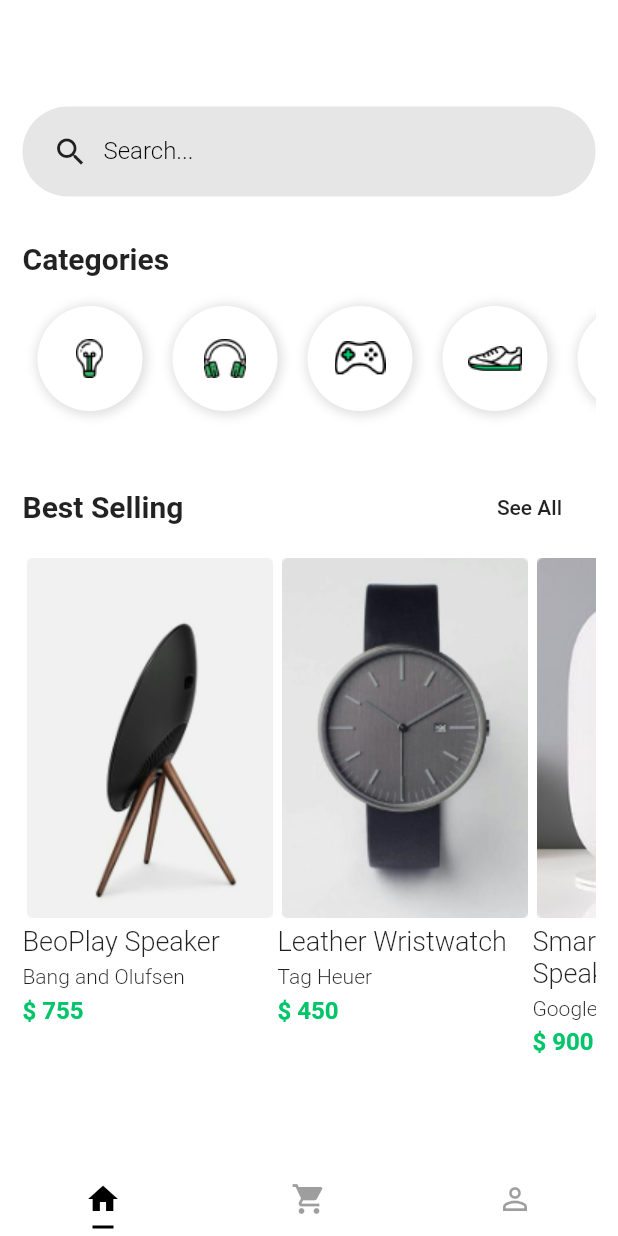
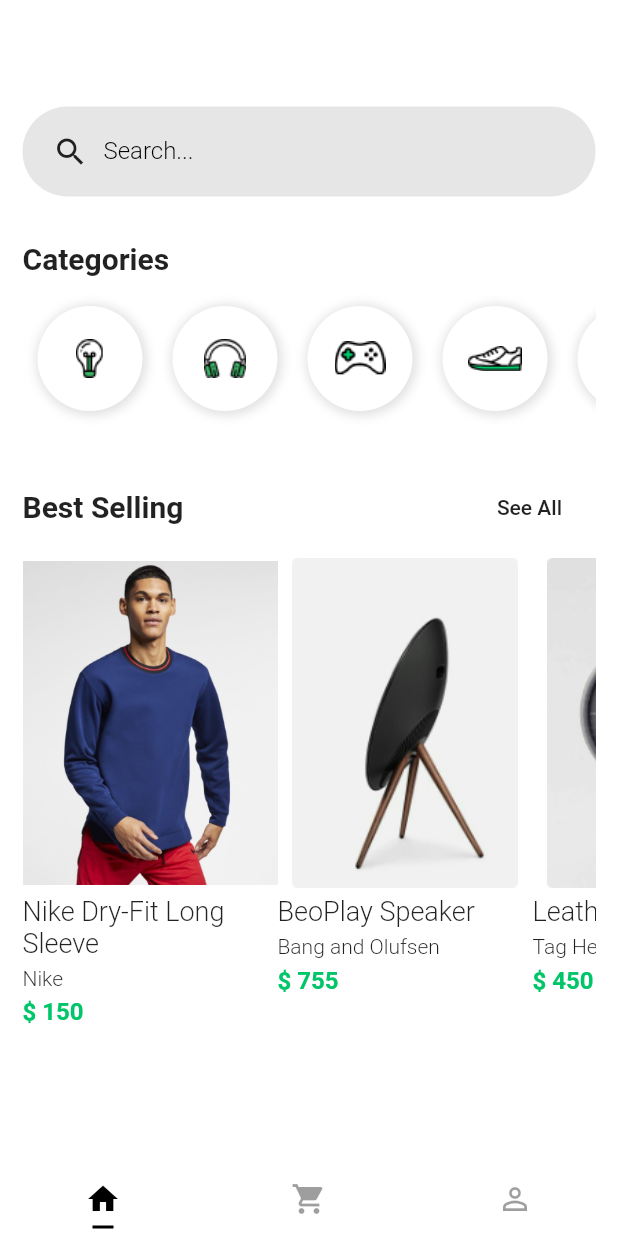
Before and after one commit to balta-io/7185, a Flutter app: the screen it shows after launch, on a phone screen of 412 x 824 dp. Run offline on Flutter 3.47's test engine with Material 2 defaults, Android fonts, the phone set to English and light mode, and no system bars; Roboto replaces fonts that are missing (Montserrat).

Commit message:
Andamento no layout

```diff
--- a/lib/pages/home.page.dart
+++ b/lib/pages/home.page.dart
@@ -1,4 +1,5 @@
 import 'package:flutter/material.dart';
+import 'package:shopping/pages/product.page.dart';
 
 class HomePage extends StatelessWidget {
   @override
@@ -57,7 +58,7 @@ class HomePage extends StatelessWidget {
             ),
             Container(
               height: 350,
-              child: productList(),
+              child: productList(context),
             ),
           ],
         ),
@@ -143,30 +144,50 @@ Widget categoryMenuItem(String image) {
   );
 }
 
-Widget productList() {
+Widget productList(context) {
   return ListView(
     scrollDirection: Axis.horizontal,
     children: <Widget>[
-      productItem(
-          "BeoPlay Speaker", "Bang and Olufsen", "assets/product-1.png", "755"),
-      productItem(
-          "Leather Wristwatch", "Tag Heuer", "assets/product-2.png", "450"),
-      productItem("Smart Bluetooth Speaker", "Google Inc.",
+      productItem(context, "Nike Dry-Fit Long Sleeve", "Nike",
+          "assets/product-10.png", "150"),
+      productItem(context, "BeoPlay Speaker", "Bang and Olufsen",
+          "assets/product-1.png", "755"),
+      productItem(context, "Leather Wristwatch", "Tag Heuer",
+          "assets/product-2.png", "450"),
+      productItem(context, "Smart Bluetooth Speaker", "Google Inc.",
           "assets/product-3.png", "900"),
-      productItem(
-          "Smart Luggage", "Smart Inc.", "assets/product-4.png", "1000"),
+      productItem(context, "Smart Luggage", "Smart Inc.",
+          "assets/product-4.png", "1000"),
     ],
   );
 }
 
-Widget productItem(String title, String desc, String image, String price) {
+Widget productItem(
+    context, String title, String desc, String image, String price) {
   return Container(
     width: 170,
     child: Column(
       crossAxisAlignment: CrossAxisAlignment.start,
       children: <Widget>[
-        Center(
-          child: Image.asset(image),
+        GestureDetector(
+          onTap: () => {
+                Navigator.push(
+                  context,
+                  MaterialPageRoute(
+                    builder: (context) => ProductPage(),
+                  ),
+                ),
+              },
+          child: Center(
+            child: Hero(
+              child: Image.asset(
+                image,
+                width: 170,
+                height: 220,
+              ),
+              tag: image,
+            ),
+          ),
         ),
         SizedBox(
           height: 5,
--- a/pubspec.yaml
+++ b/pubspec.yaml
@@ -88,3 +88,4 @@ flutter:
     - assets/product-7.png
     - assets/product-8.png
     - assets/product-9.png
+    - assets/product-10.png
```
Also changed, not shown: lib/pages/login.page.dart (+8 -14 lines), lib/pages/product.page.dart (added, +114 -0 lines).
